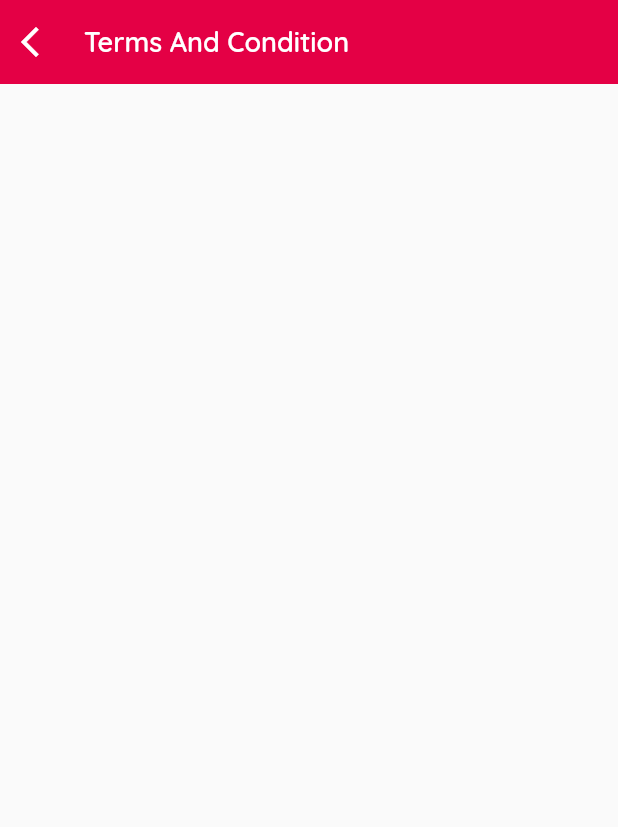
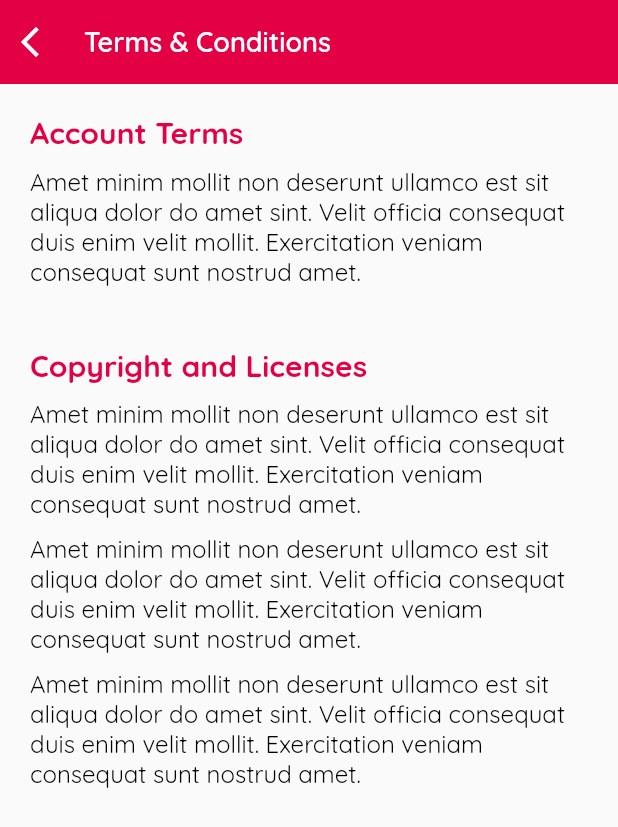
Before and after one commit to nikshit-chauhan/Sheegr, a Flutter app: the TermsAndConditon screen opened directly, on a phone screen of 412 x 824 dp. Shown: the top 827 px of the screen. Run offline on Flutter 3.47's test engine with Material 2 defaults, Android fonts, the phone set to English and light mode, and no system bars; our stand-ins replace auto_size_text, connectivity_plus, dots_indicator, firebase_auth, firebase_core, get and 3 more; missing offline and left inert: app_settings; accounts and stored records are empty.

Commit message:
feat: updated code for static UI screen

```diff
--- a/lib/View/screens/TermsAndCondition/terms_and_condition.dart
+++ b/lib/View/screens/TermsAndCondition/terms_and_condition.dart
@@ -5,6 +5,9 @@ import '../../../Resources/colors.dart';
 
 class TermsAndConditon extends StatelessWidget {
   const TermsAndConditon({super.key});
+  final String terms = "Account Terms";
+  final String conditions =
+      "Amet minim mollit non deserunt ullamco est sit aliqua dolor do amet sint. Velit officia consequat duis enim velit mollit. Exercitation veniam consequat sunt nostrud amet.";
 
   @override
   Widget build(BuildContext context) {
@@ -12,7 +15,7 @@ class TermsAndConditon extends StatelessWidget {
       appBar: AppBar(
         elevation: 0,
         title: const Text(
-            "Terms And Condition",
+          'Terms & Conditions',
           style: TextStyle(
               color: Colors.white,
               fontFamily: "Quicksand-SemiBold",
@@ -27,12 +30,81 @@ class TermsAndConditon extends StatelessWidget {
         ),
         backgroundColor: colorPrimary,
         leadingWidth: 40,
-          centerTitle: false,
       ),
-        body: const Column(
+      body: Padding(
+        padding: const EdgeInsets.symmetric(horizontal: 20, vertical: 20),
+        child: SingleChildScrollView(
+          child: Column(
+            mainAxisAlignment: MainAxisAlignment.start,
+            crossAxisAlignment: CrossAxisAlignment.start,
             children: [
-            Spacer(),
+              Text(
+                terms,
+                style: const TextStyle(
+                    color: colorPrimary,
+                    fontFamily: "Quicksand-Bold",
+                    fontSize: 20,
+                    fontWeight: FontWeight.w600),
+              ),
+              const SizedBox(
+                height: 10,
+              ),
+              Text(
+                conditions,
+                style: const TextStyle(
+                  fontFamily: "Quicksand-Regular",
+                  fontSize: 16,
+                  color: Colors.black,
+                ),
+              ),
+              const SizedBox(
+                height: 40,
+              ),
+              const Text(
+                "Copyright and Licenses",
+                style: TextStyle(
+                    color: colorPrimary,
+                    fontFamily: "Quicksand-Bold",
+                    fontSize: 20,
+                    fontWeight: FontWeight.w600),
+              ),
+              const SizedBox(
+                height: 10,
+              ),
+              Text(
+                conditions,
+                style: const TextStyle(
+                  fontFamily: "Quicksand-Regular",
+                  fontSize: 16,
+                  color: Colors.black,
+                ),
+              ),
+              const SizedBox(
+                height: 10,
+              ),
+              Text(
+                conditions,
+                style: const TextStyle(
+                  fontFamily: "Quicksand-Regular",
+                  fontSize: 16,
+                  color: Colors.black,
+                ),
+              ),
+              const SizedBox(
+                height: 10,
+              ),
+              Text(
+                conditions,
+                style: const TextStyle(
+                  fontFamily: "Quicksand-Regular",
+                  fontSize: 16,
+                  color: Colors.black,
+                ),
+              ),
             ],
-        ));
+          ),
+        ),
+      ),
+    );
   }
 }
```
Also changed, not shown: lib/View/screens/AboutUs/about_us.dart (+4 -4 lines), lib/View/screens/ContactUs/contact_us.dart (+6 -4 lines), lib/View/screens/PrivacyPolicy/privacy_policy.dart (+75 -4 lines), lib/Utils/Widgets/custom_expansion_tile.dart (deleted). Lines whose indentation alone changed are shown as unchanged.
